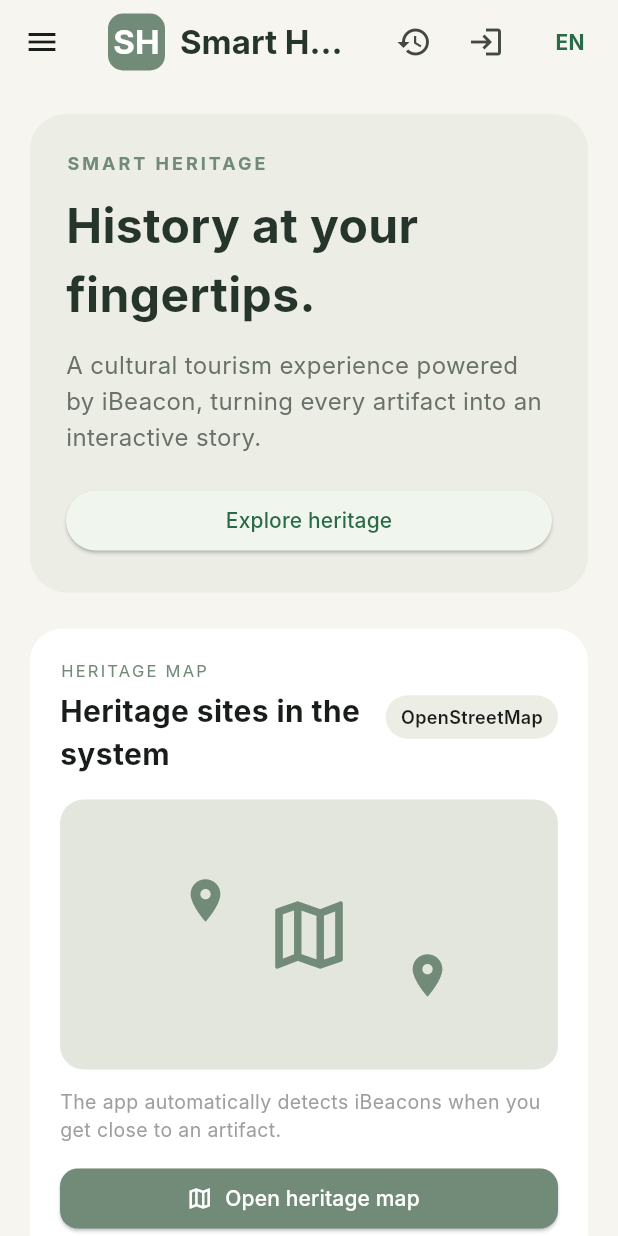
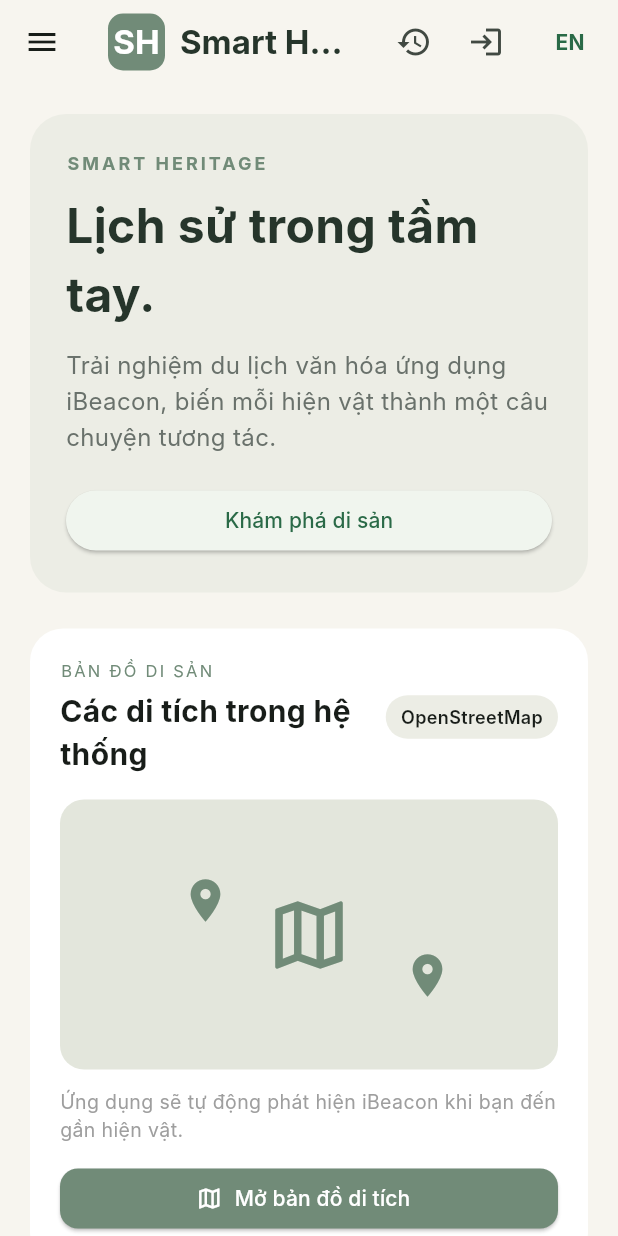
Before and after one commit to Hoifbao/XDPMHDT, a Flutter app: the screen it shows after launch, after a tap on "VI", on a phone screen of 412 x 824 dp. Run offline on Flutter 3.47's test engine with Material 3 defaults, Android fonts, the phone set to English and light mode, and no system bars; our stand-ins replace cached_network_image, firebase_core, firebase_messaging, flutter_blue_plus, flutter_local_notifications, flutter_map and 7 more; accounts and stored records are empty; network calls fail; Roboto replaces fonts that are missing (Inter); project files that could hold a hidden picture were left out.

Commit message:
Revert "XDPMHDT-119: Bao W8 - giao dien VI/EN, sua quyen quet iBeacon tren iOS (#116)"
This reverts commit 75aee0c6543b4f1a9530d3be1b22e898402e6df0.

```diff
--- a/Interface/lib/core/app_strings.dart
+++ /dev/null
@@ -1,142 +0,0 @@
-import 'package:flutter/foundation.dart';
-
-/// Ngôn ngữ giao diện dùng chung cho Trang chủ, Menu bên và Chi tiết hiện vật (chỉ vi/en).
-///
-/// Chỉ đổi CHỮ GIAO DIỆN (tab, nút, nhãn, thông báo). Nội dung hiện vật
-/// (tiêu đề, mô tả, âm thanh) vẫn lấy từ API theo `?lang=`.
-/// Ngôn ngữ khác vi (vd `fr` của nội dung) → giao diện dùng tiếng Anh.
-class AppLang {
-  AppLang._();
-
-  /// Ngôn ngữ đang chọn ở nút VI/EN (trang chủ) hoặc nút cờ (chi tiết hiện vật).
-  static final ValueNotifier<String> current = ValueNotifier<String>('vi');
-
-  static bool get isVietnamese => current.value == 'vi';
-
-  /// Quy về ngôn ngữ giao diện có bảng chữ: `vi` giữ nguyên, còn lại → `en`.
-  static String ui(String? lang) => lang == 'vi' ? 'vi' : 'en';
-
-  static void set(String lang) => current.value = ui(lang);
-}
-
-/// Chữ giao diện theo [lang] (bỏ trống = ngôn ngữ đang chọn).
-/// Thiếu key → trả lại chính key để dễ phát hiện khi chạy thử.
-String tr(String key, [String? lang]) {
-  final entry = _strings[key];
-  if (entry == null) return key;
-  return entry[AppLang.ui(lang ?? AppLang.current.value)] ?? entry['vi'] ?? key;
-}
-
-const Map<String, Map<String, String>> _strings = {
-  // ── Dùng chung ────────────────────────────────────────────────────────────
-  'retry': {'vi': 'Thử lại', 'en': 'Retry'},
-  'artifact': {'vi': 'Hiện vật', 'en': 'Artifact'},
-  'login': {'vi': 'Đăng nhập', 'en': 'Log in'},
-  'register': {'vi': 'Đăng ký', 'en': 'Sign up'},
-  'profile': {'vi': 'Hồ sơ cá nhân', 'en': 'My profile'},
-  'heritageMap': {'vi': 'Bản đồ di tích', 'en': 'Heritage map'},
-  'visitHistory': {'vi': 'Lịch sử tham quan', 'en': 'Visit history'},
-
-  // ── Menu bên ──────────────────────────────────────────────────────────────
-  'guest': {'vi': 'Khách tham quan', 'en': 'Guest visitor'},
-  'hello': {'vi': 'Xin chào, {name}', 'en': 'Hello, {name}'},
-  'home': {'vi': 'Trang chủ', 'en': 'Home'},
-  'favorites': {'vi': 'Hiện vật yêu thích', 'en': 'Favorite artifacts'},
-  'myFeedbacks': {'vi': 'Đánh giá của tôi', 'en': 'My reviews'},
-  'logout': {'vi': 'Đăng xuất', 'en': 'Log out'},
-
-  // ── Trang chủ ─────────────────────────────────────────────────────────────
-  'recentOffline': {'vi': 'Hiện vật đã xem — đọc offline', 'en': 'Viewed artifacts — read offline'},
-  'heroTitle': {'vi': 'Lịch sử trong tầm tay.', 'en': 'History at your fingertips.'},
-  'heroSubtitle': {
-    'vi': 'Trải nghiệm du lịch văn hóa ứng dụng iBeacon, biến mỗi hiện vật thành một câu chuyện tương tác.',
-    'en': 'A cultural tourism experience powered by iBeacon, turning every artifact into an interactive story.',
-  },
-  'exploreHeritage': {'vi': 'Khám phá di sản', 'en': 'Explore heritage'},
-  'simulateBeacon': {'vi': 'Mô phỏng beacon', 'en': 'Simulate beacon'},
-  'mapEyebrow': {'vi': 'BẢN ĐỒ DI SẢN', 'en': 'HERITAGE MAP'},
-  'mapTitle': {'vi': 'Các di tích trong hệ thống', 'en': 'Heritage sites in the system'},
-  'mapHint': {
-    'vi': 'Ứng dụng sẽ tự động phát hiện iBeacon khi bạn đến gần hiện vật.',
-    'en': 'The app automatically detects iBeacons when you get close to an artifact.',
-  },
-  'openMap': {'vi': 'Mở bản đồ di tích', 'en': 'Open heritage map'},
-  'featuredArtifacts': {'vi': 'Hiện vật nổi bật', 'en': 'Featured artifacts'},
-  'artifactCount': {'vi': '{n} hiện vật', 'en': '{n} artifacts'},
-  'openStory': {'vi': 'Mở câu chuyện', 'en': 'Open story'},
-  'journeyTitle': {'vi': 'Hành trình của bạn', 'en': 'Your journey'},
-  'journeyHint': {
-    'vi': 'Các hiện vật bạn đã ghé thăm được lưu lại, kể cả khi mất mạng.',
-    'en': 'Artifacts you have visited are saved, even when offline.',
-  },
-  'viewVisitHistory': {'vi': 'Xem lịch sử tham quan', 'en': 'View visit history'},
-  'beaconEyebrow': {'vi': 'QUÉT IBEACON', 'en': 'IBEACON SCAN'},
-  'beaconHint': {
-    'vi': 'Bật Bluetooth và đi lại gần hiện vật, ứng dụng sẽ tự hiện nội dung.',
-    'en': 'Turn on Bluetooth and walk close to an artifact; the app will show its content automatically.',
-  },
-  'beaconDemoButton': {'vi': 'Phát hiện hiện vật gần bạn (demo) →', 'en': 'Detect a nearby artifact (demo) →'},
-  'scanRealBeacon': {'vi': 'Quét iBeacon thật', 'en': 'Scan real iBeacons'},
-  'beaconFound': {'vi': 'Beacon được phát hiện', 'en': 'Beacon detected'},
-  'beaconFoundBody': {
-    'vi': 'Đã phát hiện iBeacon gần bạn.\n\nHiện vật: {name}\nKhoảng cách: khoảng 2m',
-    'en': 'An iBeacon was detected near you.\n\nArtifact: {name}\nDistance: about 2 m',
-  },
-  'viewArtifact': {'vi': 'Xem hiện vật', 'en': 'View artifact'},
-
-  // ── Chi tiết hiện vật ─────────────────────────────────────────────────────
-  'artifactDetail': {'vi': 'Chi tiết hiện vật', 'en': 'Artifact details'},
-  'tabDescription': {'vi': 'Mô tả', 'en': 'Description'},
-  'tabImages': {'vi': 'Hình ảnh', 'en': 'Images'},
-  'tabAudio': {'vi': 'Âm thanh', 'en': 'Audio'},
-  'tabInfo': {'vi': 'Thông tin', 'en': 'Info'},
-  'reloadArtifact': {'vi': 'Tải lại hiện vật', 'en': 'Reload artifact'},
-  'favorite': {'vi': 'Yêu thích', 'en': 'Favorite'},
-  'loginToFavorite': {'vi': 'Đăng nhập để lưu hiện vật yêu thích', 'en': 'Log in to save favorite artifacts'},
-  'offlineNoCache': {
-    'vi': 'Không có kết nối mạng và chưa có bản đã tải.\nVui lòng kết nối internet rồi thử lại.',
-    'en': 'No network connection and no downloaded copy.\nPlease connect to the internet and try again.',
-  },
-  'loadArtifactFailed': {'vi': 'Không tải được hiện vật.\n{error}', 'en': 'Could not load the artifact.\n{error}'},
-  'offlineBanner': {
-    'vi': 'Đang xem nội dung đã tải – có thể thiếu cập nhật mới nhất.',
-    'en': 'Viewing downloaded content – latest updates may be missing.',
-  },
-  'fallbackVi': {
-    'vi': 'Chưa có bản dịch, đang hiển thị tiếng Việt',
-    'en': 'No translation yet, showing Vietnamese',
-  },
-  'fallbackOther': {
-    'vi': 'Chưa lưu bản dịch này, đang hiển thị nội dung {lang}',
-    'en': 'This translation is not saved, showing {lang} content',
-  },
-  'rate': {'vi': 'Đánh giá', 'en': 'Rate'},
-  'watchVideo': {'vi': 'Xem video', 'en': 'Watch video'},
-  'noDescription': {'vi': 'Chưa có nội dung mô tả.', 'en': 'No description yet.'},
-  'transcript': {'vi': 'Phụ đề thuyết minh', 'en': 'Narration transcript'},
-  'noImages': {'vi': 'Chưa có hình ảnh cho hiện vật này.', 'en': 'No images for this artifact yet.'},
-  'tapToZoom': {'vi': 'Bấm vào ảnh để phóng to  •  {i}/{n}', 'en': 'Tap an image to zoom  •  {i}/{n}'},
-  'noAudio': {'vi': 'Chưa có file âm thanh cho ngôn ngữ này.', 'en': 'No audio file for this language yet.'},
-  'audioFailed': {
-    'vi': 'Không tải được file âm thanh. Kiểm tra đường link hoặc kết nối mạng.',
-    'en': 'Could not load the audio file. Check the link or your network connection.',
-  },
-  'audioGuide': {'vi': 'Thuyết minh âm thanh', 'en': 'Audio guide'},
-  'videoGuide': {'vi': 'Video thuyết minh', 'en': 'Video guide'},
-  'videoFailed': {
-    'vi': 'Không tải được video.\nKiểm tra đường link hoặc kết nối mạng.',
-    'en': 'Could not load the video.\nCheck the link or your network connection.',
-  },
-  'exitFullscreen': {'vi': 'Thoát toàn màn hình', 'en': 'Exit full screen'},
-  'fullscreen': {'vi': 'Toàn màn hình', 'en': 'Full screen'},
-  'artifactInfo': {'vi': 'Thông tin hiện vật', 'en': 'Artifact information'},
-  'artifactCode': {'vi': 'Mã hiện vật', 'en': 'Artifact code'},
-  'period': {'vi': 'Niên đại', 'en': 'Period'},
-  'material': {'vi': 'Chất liệu', 'en': 'Material'},
-  'dimensions': {'vi': 'Kích thước', 'en': 'Dimensions'},
-  'status': {'vi': 'Trạng thái', 'en': 'Status'},
-  'onDisplay': {'vi': 'Đang trưng bày', 'en': 'On display'},
-  'hidden': {'vi': 'Tạm ẩn', 'en': 'Temporarily hidden'},
-  'location': {'vi': 'Vị trí', 'en': 'Location'},
-  'site': {'vi': 'Di tích', 'en': 'Heritage site'},
-};
--- a/Interface/lib/main.dart
+++ b/Interface/lib/main.dart
@@ -15,7 +15,6 @@ import 'features/heritage_sites/map_screen.dart'; // Ân W5
 import 'screens/artifact_detail_screen.dart';
 import 'screens/recent_artifacts_screen.dart';
 import 'core/media_lifecycle.dart';
-import 'core/app_strings.dart';
 import 'shared/app_sidebar.dart';
 import 'features/visit_history/visit_history_screen.dart';
 
@@ -74,25 +73,7 @@ class HomePage extends StatefulWidget {
 }
 
 class _HomePageState extends State<HomePage> {
-  /// Ngôn ngữ giao diện dùng chung (core/app_strings.dart): nút VI/EN ở đây và nút cờ ở
-  /// màn Chi tiết hiện vật cùng đổi một biến, menu bên cũng đổi theo.
-  bool get isVietnamese => AppLang.isVietnamese;
-
-  void _onLangChanged() {
-    if (mounted) setState(() {});
-  }
-
-  @override
-  void initState() {
-    super.initState();
-    AppLang.current.addListener(_onLangChanged);
-  }
-
-  @override
-  void dispose() {
-    AppLang.current.removeListener(_onLangChanged);
-    super.dispose();
-  }
+  bool isVietnamese = true;
 
   final List<Map<String, dynamic>> artifacts = [
     {
@@ -105,7 +86,6 @@ class _HomePageState extends State<HomePage> {
       'beacon': 'iBeacon 1',
       'description':
           'The constellation pavilion and signature symbol of the Temple of Literature.',
-      'descriptionVi': 'Gác Khuê Văn – biểu tượng tiêu biểu của Văn Miếu - Quốc Tử Giám.',
       // Bỏ link Unsplash gõ cứng (bị 404) -> card hiện khung thay thế
       'image': '',
     },
@@ -117,7 +97,6 @@ class _HomePageState extends State<HomePage> {
       'beacon': 'iBeacon 2',
       'description':
           'Stone stelae recording royal examinations and doctoral laureates.',
-      'descriptionVi': 'Những tấm bia đá ghi danh các vị đỗ tiến sĩ qua các khoa thi.',
       // Bỏ link Unsplash gõ cứng (bị 404) -> card hiện khung thay thế
       'image': '',
     },
@@ -147,18 +126,20 @@ class _HomePageState extends State<HomePage> {
     showDialog(
       context: context,
       builder: (_) => AlertDialog(
-        title: Text(tr('beaconFound')),
-        content: Column(
+        title: const Text('Beacon được phát hiện'),
+        content: const Column(
           mainAxisSize: MainAxisSize.min,
           children: [
-            const Icon(
+            Icon(
               Icons.bluetooth_searching,
               size: 60,
               color: Color(0xFF718B78),
             ),
-            const SizedBox(height: 16),
+            SizedBox(height: 16),
             Text(
-              tr('beaconFoundBody').replaceAll('{name}', _artifactName(artifacts.first)),
+              'Đã phát hiện iBeacon gần bạn.\n\n'
+              'Hiện vật: Khue Van Cac\n'
+              'Khoảng cách: khoảng 2m',
               textAlign: TextAlign.center,
             ),
           ],
@@ -170,7 +151,7 @@ class _HomePageState extends State<HomePage> {
               Navigator.pop(context);
               openArtifact(artifacts.first, source: 'BEACON');
             },
-            child: Text(tr('viewArtifact')),
+            child: const Text('Xem hiện vật'),
           ),
         ],
       ),
@@ -220,7 +201,7 @@ class _HomePageState extends State<HomePage> {
         ),
         actions: [
           IconButton(
-            tooltip: tr('recentOffline'),
+            tooltip: 'Hiện vật đã xem — đọc offline',
             icon: const Icon(Icons.history),
             onPressed: () => Navigator.push(context, MaterialPageRoute(builder: (_) => const RecentArtifactsScreen())),
           ),
@@ -228,7 +209,7 @@ class _HomePageState extends State<HomePage> {
           ValueListenableBuilder<AuthUser?>(
             valueListenable: AuthService.currentUser,
             builder: (context, user, _) => IconButton(
-              tooltip: user == null ? tr('login') : tr('profile'),
+              tooltip: user == null ? 'Đăng nhập' : 'Hồ sơ cá nhân',
               icon: Icon(user == null ? Icons.login : Icons.account_circle),
               onPressed: () => Navigator.push(
                 context,
@@ -240,8 +221,9 @@ class _HomePageState extends State<HomePage> {
           ),
           TextButton(
             onPressed: () {
-              // Listener _onLangChanged tự vẽ lại trang chủ
-              AppLang.set(isVietnamese ? 'en' : 'vi');
+              setState(() {
+                isVietnamese = !isVietnamese;
+              });
             },
             child: Text(
               isVietnamese ? 'VI' : 'EN',
@@ -291,8 +273,8 @@ class _HomePageState extends State<HomePage> {
             ),
           ),
           const SizedBox(height: 10),
-          Text(
-            tr('heroTitle'),
+          const Text(
+            'Lịch sử trong tầm tay.',
             style: TextStyle(
               fontSize: 32,
               fontWeight: FontWeight.bold,
@@ -300,8 +282,9 @@ class _HomePageState extends State<HomePage> {
             ),
           ),
           const SizedBox(height: 12),
-          Text(
-            tr('heroSubtitle'),
+          const Text(
+            'Trải nghiệm du lịch văn hóa ứng dụng iBeacon, '
+            'biến mỗi hiện vật thành một câu chuyện tương tác.',
             style: TextStyle(
               fontSize: 16,
               height: 1.5,
@@ -316,7 +299,7 @@ class _HomePageState extends State<HomePage> {
                 child: ElevatedButton(
                   onPressed: () => Navigator.push(
                       context, MaterialPageRoute(builder: (_) => const MapScreen())),
-                  child: Text(tr('exploreHeritage')),
+                  child: const Text('Khám phá di sản'),
                 ),
               ),
               if (kDemoMode) ...[
@@ -324,7 +307,7 @@ class _HomePageState extends State<HomePage> {
                 Expanded(
                   child: OutlinedButton(
                     onPressed: beaconDemo,
-                    child: Text(tr('simulateBeacon')),
+                    child: const Text('Mô phỏng beacon'),
                   ),
                 ),
               ],
@@ -350,22 +333,22 @@ class _HomePageState extends State<HomePage> {
             mainAxisAlignment: MainAxisAlignment.spaceBetween,
             children: [
               // Expanded: tiêu đề co lại theo bề ngang, không tràn khi màn hình hẹp
-              Expanded(
+              const Expanded(
                 child: Column(
                   crossAxisAlignment: CrossAxisAlignment.start,
                   children: [
                     Text(
-                      tr('mapEyebrow'),
-                      style: const TextStyle(
+                      'BẢN ĐỒ DI SẢN',
+                      style: TextStyle(
                         fontSize: 11,
                         letterSpacing: 1.5,
                         color: Color(0xFF718B78),
                       ),
                     ),
-                    const SizedBox(height: 4),
+                    SizedBox(height: 4),
                     Text(
-                      tr('mapTitle'),
-                      style: const TextStyle(
+                      'Các di tích trong hệ thống',
+                      style: TextStyle(
                         fontSize: 20,
                         fontWeight: FontWeight.bold,
                       ),
@@ -407,9 +390,9 @@ class _HomePageState extends State<HomePage> {
             ),
           ),
           const SizedBox(height: 12),
-          Text(
-            tr('mapHint'),
-            style: const TextStyle(fontSize: 13, color: Colors.grey),
+          const Text(
+            'Ứng dụng sẽ tự động phát hiện iBeacon khi bạn đến gần hiện vật.',
+            style: TextStyle(fontSize: 13, color: Colors.grey),
           ),
           const SizedBox(height: 12),
           // Ân W5: mở bản đồ di tích tương tác
@@ -419,7 +402,7 @@ class _HomePageState extends State<HomePage> {
               onPressed: () => Navigator.push(context,
                   MaterialPageRoute(builder: (_) => const MapScreen())),
               icon: const Icon(Icons.map_outlined),
-              label: Text(tr('openMap')),
+              label: const Text('Mở bản đồ di tích'),
               style: ElevatedButton.styleFrom(
                 backgroundColor: const Color(0xFF718B78),
                 foregroundColor: Colors.white,
@@ -448,14 +431,14 @@ class _HomePageState extends State<HomePage> {
         Row(
           mainAxisAlignment: MainAxisAlignment.spaceBetween,
           children: [
-            Text(
-              tr('featuredArtifacts'),
-              style: const TextStyle(
+            const Text(
+              'Hiện vật nổi bật',
+              style: TextStyle(
                 fontSize: 22,
                 fontWeight: FontWeight.bold,
               ),
             ),
-            _pill(tr('artifactCount').replaceAll('{n}', '${artifacts.length}')),
+            _pill('${artifacts.length} artifacts'),
           ],
         ),
         const SizedBox(height: 14),
@@ -484,7 +467,7 @@ class _HomePageState extends State<HomePage> {
                 _pill(artifact['beacon']),
                 const SizedBox(height: 10),
                 Text(
-                  _artifactName(artifact),
+                  artifact['name'],
                   style: const TextStyle(
                     fontSize: 21,
                     fontWeight: FontWeight.bold,
@@ -492,7 +475,7 @@ class _HomePageState extends State<HomePage> {
                 ),
                 const SizedBox(height: 8),
                 Text(
-                  (isVietnamese ? artifact['descriptionVi'] : artifact['description'])?.toString() ?? '',
+                  artifact['description'],
                   style: const TextStyle(
                     color: Colors.grey,
                     height: 1.4,
@@ -504,7 +487,7 @@ class _HomePageState extends State<HomePage> {
                     Expanded(
                       child: ElevatedButton(
                         onPressed: () => openArtifact(artifact),
-                        child: Text(tr('openStory')),
+                        child: const Text('Mở câu chuyện'),
                       ),
                     ),
                     const SizedBox(width: 8),
@@ -533,17 +516,17 @@ class _HomePageState extends State<HomePage> {
       child: Column(
         crossAxisAlignment: CrossAxisAlignment.start,
         children: [
-          Text(
-            tr('journeyTitle'),
-            style: const TextStyle(
+          const Text(
+            'Hành trình của bạn',
+            style: TextStyle(
               fontSize: 20,
               fontWeight: FontWeight.bold,
             ),
           ),
           const SizedBox(height: 6),
-          Text(
-            tr('journeyHint'),
-            style: const TextStyle(color: Colors.grey),
+          const Text(
+            'Các hiện vật bạn đã ghé thăm được lưu lại, kể cả khi mất mạng.',
+            style: TextStyle(color: Colors.grey),
           ),
           const SizedBox(height: 12),
           SizedBox(
@@ -554,7 +537,7 @@ class _HomePageState extends State<HomePage> {
                 MaterialPageRoute(builder: (_) => const VisitHistoryScreen()),
               ),
               icon: const Icon(Icons.timeline),
-              label: Text(tr('viewVisitHistory')),
+              label: const Text('Xem lịch sử tham quan'),
             ),
           ),
         ],
@@ -572,9 +555,9 @@ class _HomePageState extends State<HomePage> {
       child: Column(
         crossAxisAlignment: CrossAxisAlignment.start,
         children: [
-          Text(
-            tr('beaconEyebrow'),
-            style: const TextStyle(
+          const Text(
+            'QUÉT IBEACON',
+            style: TextStyle(
               fontSize: 11,
               letterSpacing: 1.5,
               color: Color(0xFF718B78),
@@ -590,9 +573,9 @@ class _HomePageState extends State<HomePage> {
           ),
           const SizedBox(height: 16),
           // Bảo W7: bỏ khung "Tín hiệu BLE đang hoạt động / UUID: SMART-HERITAGE-DEMO" gõ cứng
-          Text(
-            tr('beaconHint'),
-            style: const TextStyle(color: Color(0xFF69716B)),
+          const Text(
+            'Bật Bluetooth và đi lại gần hiện vật, ứng dụng sẽ tự hiện nội dung.',
+            style: TextStyle(color: Color(0xFF69716B)),
           ),
           const SizedBox(height: 14),
           if (kDemoMode) ...[
@@ -600,7 +583,9 @@ class _HomePageState extends State<HomePage> {
               width: double.infinity,
               child: OutlinedButton(
                 onPressed: beaconDemo,
-                child: Text(tr('beaconDemoButton')),
+                child: const Text(
+                  'Phát hiện hiện vật gần bạn (demo) →',
+                ),
               ),
             ),
             const SizedBox(height: 10),
@@ -617,17 +602,13 @@ class _HomePageState extends State<HomePage> {
                 ),
               ),
               icon: const Icon(Icons.bluetooth_searching),
-              label: Text(tr('scanRealBeacon')),
+              label: const Text('Quét iBeacon thật'),
             ),
           ),
         ],
       ),
     );
   }
-
-  /// Tên hiện vật mẫu theo ngôn ngữ đang chọn (vi: historyName có dấu, en: name)
-  String _artifactName(Map<String, dynamic> artifact) =>
-      ((isVietnamese ? artifact['historyName'] : null) ?? artifact['name']).toString();
 
   /// Ảnh hiện vật: link rỗng hoặc tải lỗi (404, mất mạng) thì hiện khung thay thế, không báo lỗi
   Widget _artifactImage(String url) {
--- a/Interface/lib/shared/app_sidebar.dart
+++ b/Interface/lib/shared/app_sidebar.dart
@@ -1,6 +1,5 @@
 import 'package:flutter/material.dart';
 
-import '../core/app_strings.dart';
 import '../features/auth/auth_service.dart';
 import '../features/auth/login_screen.dart';
 import '../features/auth/profile_screen.dart';
@@ -23,11 +22,9 @@ class AppSidebar extends StatelessWidget {
   Widget build(BuildContext context) {
     const sage = Color(0xFF718B78);
     return Drawer(
-      // Đăng nhập/đăng xuất hoặc đổi ngôn ngữ (nút VI/EN trang chủ) đều vẽ lại menu
-      child: ListenableBuilder(
-        listenable: Listenable.merge([AuthService.currentUser, AppLang.current]),
-        builder: (context, _) {
-          final user = AuthService.currentUser.value;
+      child: ValueListenableBuilder<AuthUser?>(
+        valueListenable: AuthService.currentUser,
+        builder: (context, user, _) {
           return ListView(
             padding: EdgeInsets.zero,
             children: [
@@ -40,7 +37,7 @@ class AppSidebar extends StatelessWidget {
                     const Text('Smart Heritage', style: TextStyle(color: Colors.white, fontSize: 24, fontWeight: FontWeight.bold)),
                     const SizedBox(height: 6),
                     Text(
-                      user == null ? tr('guest') : tr('hello').replaceAll('{name}', user.displayName),
+                      user == null ? 'Khách tham quan' : 'Xin chào, ${user.displayName}',
                       style: const TextStyle(color: Colors.white70),
                     ),
                   ],
@@ -48,50 +45,50 @@ class AppSidebar extends StatelessWidget {
               ),
               ListTile(
                 leading: const Icon(Icons.home_outlined),
-                title: Text(tr('home')),
+                title: const Text('Trang chủ'),
                 onTap: () => Navigator.pop(context),
               ),
               // Ân W5: Bản đồ di tích
               ListTile(
                 leading: const Icon(Icons.map_outlined),
-                title: Text(tr('heritageMap')),
+                title: const Text('Bản đồ di tích'),
                 onTap: () => _open(context, const MapScreen()),
               ),
               if (user == null) ...[
                 ListTile(
                   leading: const Icon(Icons.login),
-                  title: Text(tr('login')),
+                  title: const Text('Đăng nhập'),
                   onTap: () => _open(context, const LoginScreen()),
                 ),
                 ListTile(
                   leading: const Icon(Icons.app_registration),
-                  title: Text(tr('register')),
+                  title: const Text('Đăng ký'),
                   onTap: () => _open(context, const RegisterScreen()),
                 ),
               ] else ...[
                 ListTile(
                   leading: const Icon(Icons.account_circle_outlined),
-                  title: Text(tr('profile')),
+                  title: const Text('Hồ sơ cá nhân'),
                   onTap: () => _open(context, const ProfileScreen()),
                 ),
                 ListTile(
                   leading: const Icon(Icons.favorite_border),
-                  title: Text(tr('favorites')),
+                  title: const Text('Hiện vật yêu thích'),
                   onTap: () => _open(context, const FavoritesScreen()),
                 ),
                 ListTile(
                   leading: const Icon(Icons.history),
-                  title: Text(tr('visitHistory')),
+                  title: const Text('Lịch sử tham quan'),
                   onTap: () => _open(context, const VisitHistoryScreen()),
                 ),
                 ListTile(
                   leading: const Icon(Icons.rate_review_outlined),
-                  title: Text(tr('myFeedbacks')),
+                  title: const Text('Đánh giá của tôi'),
                   onTap: () => _open(context, const MyFeedbacksScreen()),
                 ),
                 ListTile(
                   leading: const Icon(Icons.logout),
-                  title: Text(tr('logout')),
+                  title: const Text('Đăng xuất'),
                   onTap: () {
                     AuthService.logout();
                     Navigator.pop(context);
```
Also changed, not shown: Interface/lib/features/beacon/beacon_service.dart (+5 -17 lines), Interface/lib/screens/artifact_detail_screen.dart (+70 -95 lines), 2 other files.
